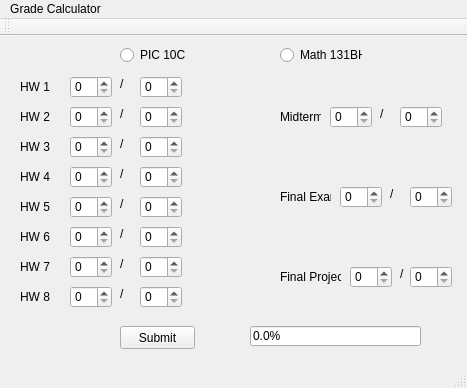
Qt form Project 2/grade_calculator/grade_calculator.ui (ewaldman4/PIC10C-17S) before a commit.
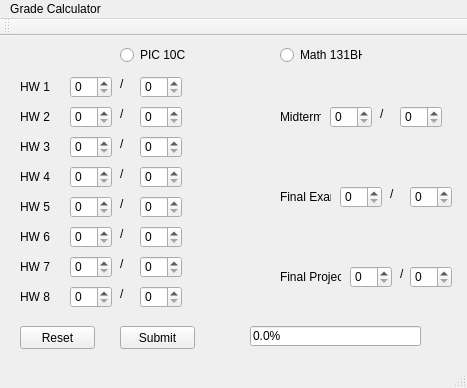
The same form after that commit.

The edit to the form file:
```diff
--- a/Project 2/grade_calculator/grade_calculator.ui
+++ b/Project 2/grade_calculator/grade_calculator.ui
@@ -572,6 +572,19 @@
      <string>/</string>
     </property>
    </widget>
+   <widget class="QPushButton" name="pushButton_2">
+    <property name="geometry">
+     <rect>
+      <x>20</x>
+      <y>290</y>
+      <width>75</width>
+      <height>23</height>
+     </rect>
+    </property>
+    <property name="text">
+     <string>Reset</string>
+    </property>
+   </widget>
   </widget>
   <widget class="QMenuBar" name="menuBar">
    <property name="geometry">
```
